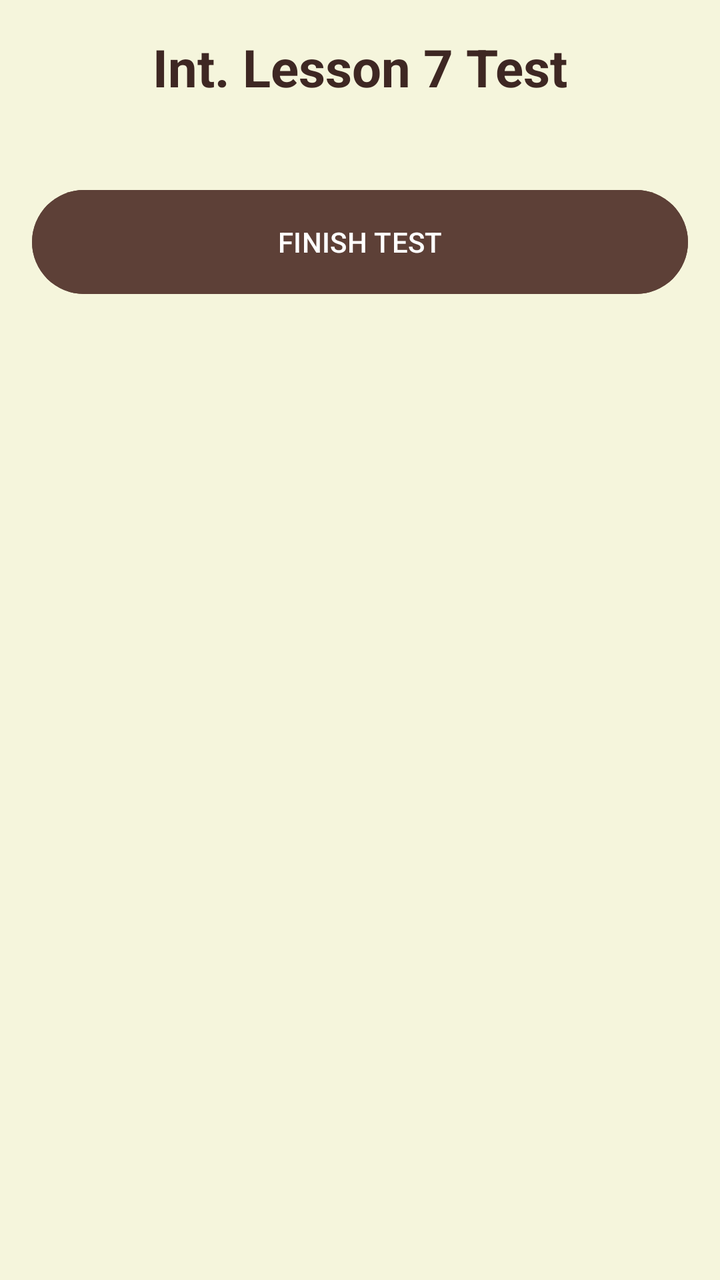
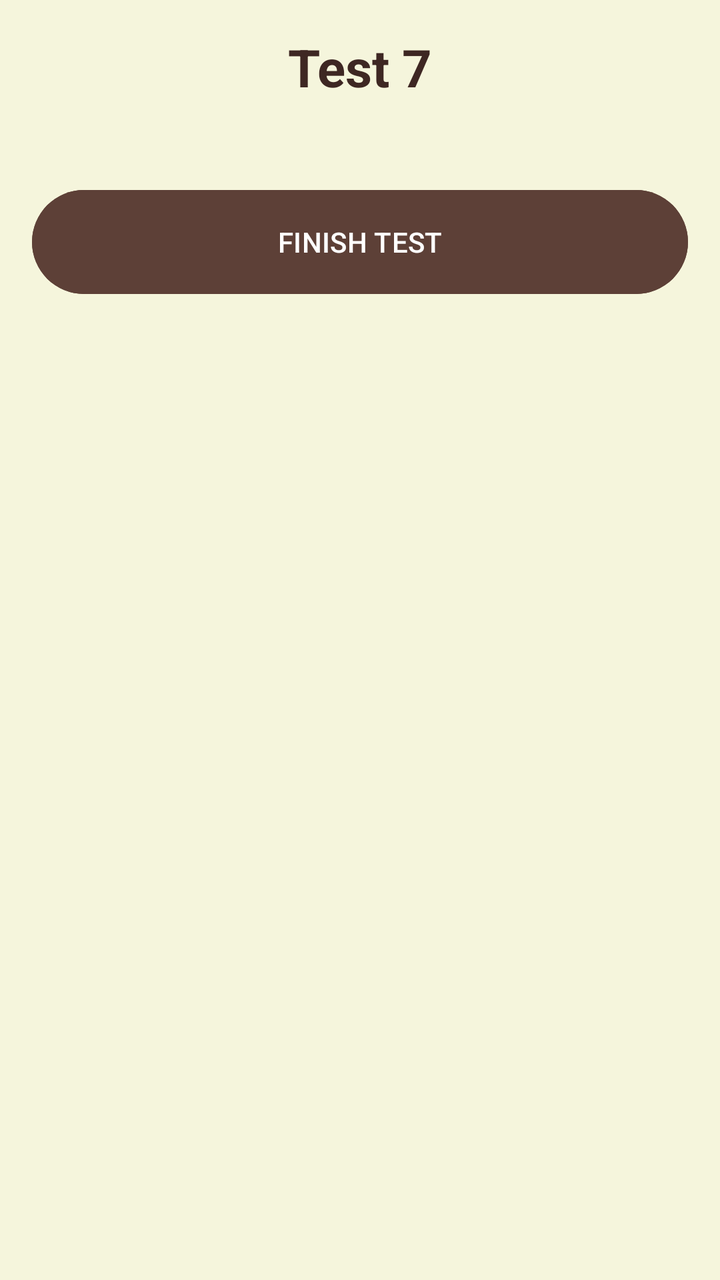

Compare the two renders of this Android layout. The source of the first and the diff that turns it into the second are given below.
<!-- AndroidManifest.xml: application theme Theme.OlympMathMentor -->
<!-- res/layout/activity_int_test7.xml -->
<?xml version="1.0" encoding="utf-8"?>
<ScrollView xmlns:android="http://schemas.android.com/apk/res/android"
    android:layout_width="match_parent"
    android:layout_height="match_parent"
    android:background="#F5F5DC"
    android:padding="16dp">

    <LinearLayout
        android:layout_width="match_parent"
        android:layout_height="wrap_content"
        android:orientation="vertical">

        <TextView
            android:layout_width="match_parent"
            android:layout_height="wrap_content"
            android:text="Int. Lesson 7 Test"
            android:textSize="26sp"
            android:textStyle="bold"
            android:textColor="#3E2723"
            android:gravity="center"
            android:layout_marginBottom="20dp"/>

        <LinearLayout
            android:id="@+id/questionsContainer"
            android:layout_width="match_parent"
            android:layout_height="wrap_content"
            android:orientation="vertical" />

        <Button
            android:id="@+id/btnFinish"
            android:layout_width="match_parent"
            android:layout_height="60dp"
            android:text="FINISH TEST"
            android:backgroundTint="#5D4037"
            android:textColor="#FFFFFF"
            android:layout_marginTop="20dp"/>

        <LinearLayout
            android:id="@+id/resultLayout"
            android:layout_width="match_parent"
            android:layout_height="wrap_content"
            android:orientation="vertical"
            android:visibility="gone"
            android:gravity="center"
            android:layout_marginTop="20dp">

            <TextView
                android:id="@+id/tvScore"
                android:layout_width="wrap_content"
                android:layout_height="wrap_content"
                android:textSize="24sp"
                android:textColor="#3E2723"
                android:textStyle="bold"/>

            <LinearLayout
                android:id="@+id/medalsLayout"
                android:layout_width="wrap_content"
                android:layout_height="wrap_content"
                android:orientation="horizontal"
                android:layout_margin="10dp"
                android:visibility="gone">

                <ImageView android:id="@+id/medal1" android:layout_width="60dp" android:layout_height="60dp" android:src="@drawable/ic_medal" />
                <ImageView android:id="@+id/medal2" android:layout_width="60dp" android:layout_height="60dp" android:src="@drawable/ic_medal" />
                <ImageView android:id="@+id/medal3" android:layout_width="60dp" android:layout_height="60dp" android:src="@drawable/ic_medal" />

            </LinearLayout>

            <TextView
                android:id="@+id/tvFeedback"
                android:layout_width="match_parent"
                android:layout_height="wrap_content"
                android:gravity="center"
                android:textSize="18sp"
                android:textColor="#D32F2F"
                android:layout_marginBottom="20dp"/>

            <Button
                android:id="@+id/btnNextLesson"
                android:layout_width="match_parent"
                android:layout_height="60dp"
                android:text="Next Lesson"
                android:visibility="gone"
                android:backgroundTint="#2E7D32"
                android:textColor="#FFFFFF"
                android:layout_marginBottom="10dp"/>

            <Button
                android:id="@+id/btnRetry"
                android:layout_width="match_parent"
                android:layout_height="60dp"
                android:text="Retry Test"
                android:backgroundTint="#D32F2F"
                android:textColor="#FFFFFF"/>

        </LinearLayout>
    </LinearLayout>
</ScrollView>
<!-- resources referenced by this layout -->
<resources>
  <!-- drawable ic_medal (drawable) -->
  <vector xmlns:android="http://schemas.android.com/apk/res/android"
      android:width="24dp"
      android:height="24dp"
      android:viewportWidth="24"
      android:viewportHeight="24">
      <path
          android:fillColor="#FFFFFFFF"
          android:pathData="M17,10.43V2H7v8.43c0,0.35 0.18,0.68 0.49,0.86l4.18,2.51l-0.99,2.34l-3.41,0.29l2.59,2.24L8.96,22L12,20.23L15.04,22l-0.9-3.33l2.59,-2.24l-3.41,-0.29l-0.99,-2.34l4.18,-2.51C16.82,11.11 17,10.79 17,10.43zM13,4h2v3h-2V4zM9,4h2v3H9V4z"/>
  </vector>
  <style name="Theme.OlympMathMentor" parent="Base.Theme.OlympMathMentor" />
  <style name="Base.Theme.OlympMathMentor" parent="Theme.Material3.DayNight.NoActionBar">
          
          
      </style>
</resources>

<!-- the commit's change to res/layout/activity_int_test7.xml (unified diff, before → after) -->
@@ -13,7 +13,7 @@
         <TextView
             android:layout_width="match_parent"
             android:layout_height="wrap_content"
-            android:text="Int. Lesson 7 Test"
+            android:text="Test 7"
             android:textSize="26sp"
             android:textStyle="bold"
             android:textColor="#3E2723"
